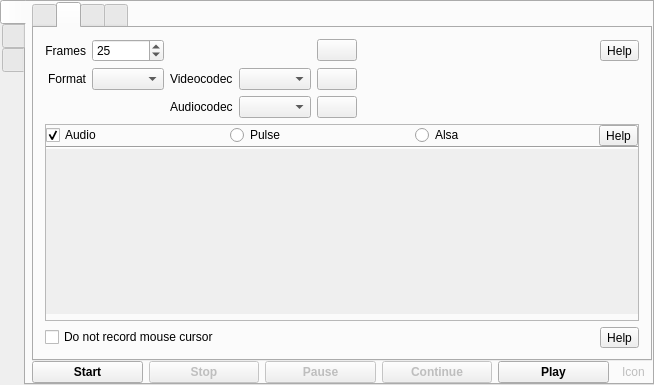
vkohaupt/vokoscreenNG, file mainwindow.ui: the form before one commit.
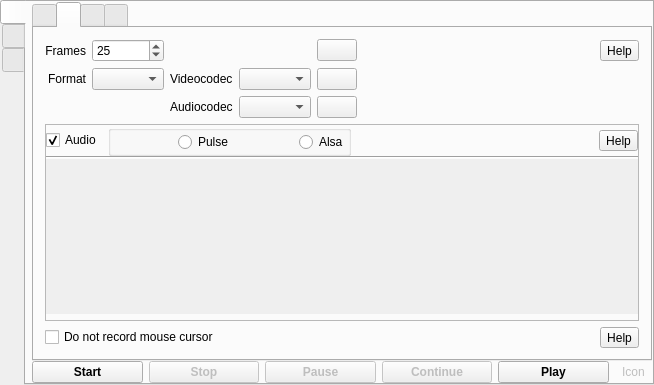
The form after the commit. The open tabs and pages were chosen to show the change. Icons and pictures are not drawn.

Commit message: Audio groupbox

Patch:
```diff
--- a/mainwindow.ui
+++ b/mainwindow.ui
@@ -389,7 +389,7 @@
                 <number>6</number>
                </property>
                <item>
-                <layout class="QHBoxLayout" name="horizontalLayout_3">
+                <layout class="QHBoxLayout" name="horizontalLayout_3" stretch="0,0,0,0">
                  <item>
                   <widget class="QCheckBox" name="checkBoxAudioOnOff">
                    <property name="text">
@@ -401,18 +401,81 @@
                   </widget>
                  </item>
                  <item>
-                  <widget class="QRadioButton" name="radioButtonPulse">
-                   <property name="text">
-                    <string>Pulse</string>
+                  <widget class="QGroupBox" name="groupBox">
+                   <property name="flat">
+                    <bool>true</bool>
                    </property>
+                   <layout class="QHBoxLayout" name="horizontalLayout_31">
+                    <property name="spacing">
+                     <number>0</number>
+                    </property>
+                    <property name="leftMargin">
+                     <number>0</number>
+                    </property>
+                    <property name="topMargin">
+                     <number>0</number>
+                    </property>
+                    <property name="rightMargin">
+                     <number>0</number>
+                    </property>
+                    <property name="bottomMargin">
+                     <number>0</number>
+                    </property>
+                    <item>
+                     <spacer name="horizontalSpacer_17">
+                      <property name="orientation">
+                       <enum>Qt::Horizontal</enum>
+                      </property>
+                      <property name="sizeHint" stdset="0">
+                       <size>
+                        <width>40</width>
+                        <height>20</height>
+                       </size>
+                      </property>
+                     </spacer>
+                    </item>
+                    <item>
+                     <widget class="QRadioButton" name="radioButtonPulse">
+                      <property name="text">
+                       <string>Pulse</string>
+                      </property>
+                     </widget>
+                    </item>
+                    <item>
+                     <spacer name="horizontalSpacer_16">
+                      <property name="orientation">
+                       <enum>Qt::Horizontal</enum>
+                      </property>
+                      <property name="sizeHint" stdset="0">
+                       <size>
+                        <width>40</width>
+                        <height>20</height>
+                       </size>
+                      </property>
+                     </spacer>
+                    </item>
+                    <item>
+                     <widget class="QRadioButton" name="radioButtonAlsa">
+                      <property name="text">
+                       <string>Alsa</string>
+                      </property>
+                     </widget>
+                    </item>
+                   </layout>
                   </widget>
                  </item>
                  <item>
-                  <widget class="QRadioButton" name="radioButtonAlsa">
-                   <property name="text">
-                    <string>Alsa</string>
+                  <spacer name="horizontalSpacer_14">
+                   <property name="orientation">
+                    <enum>Qt::Horizontal</enum>
                    </property>
-                  </widget>
+                   <property name="sizeHint" stdset="0">
+                    <size>
+                     <width>40</width>
+                     <height>20</height>
+                    </size>
+                   </property>
+                  </spacer>
                  </item>
                  <item>
                   <widget class="QToolButton" name="toolButtonAudioHelp">
@@ -449,8 +512,8 @@
                    <rect>
                     <x>0</x>
                     <y>0</y>
-                    <width>64</width>
-                    <height>16</height>
+                    <width>513</width>
+                    <height>81</height>
                    </rect>
                   </property>
                   <layout class="QVBoxLayout" name="verticalLayoutAudioDevices">
```
Left out of the diff: 4 changed lines with no effect on the pictures.
